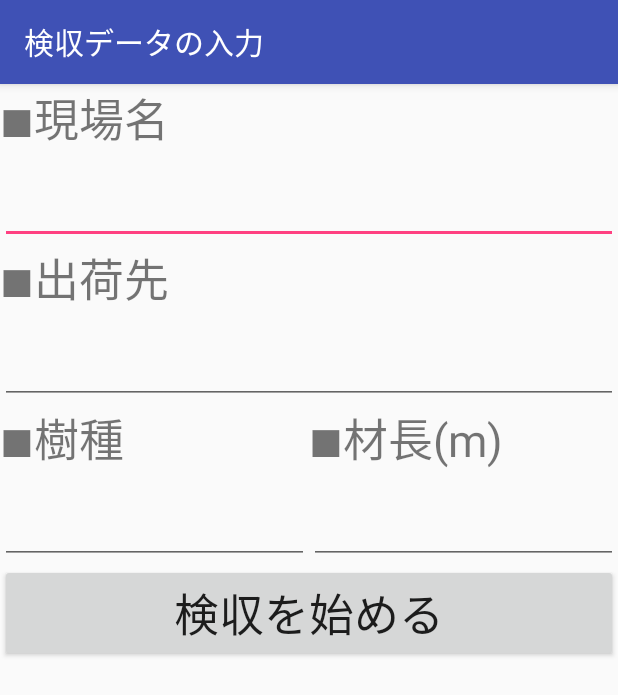
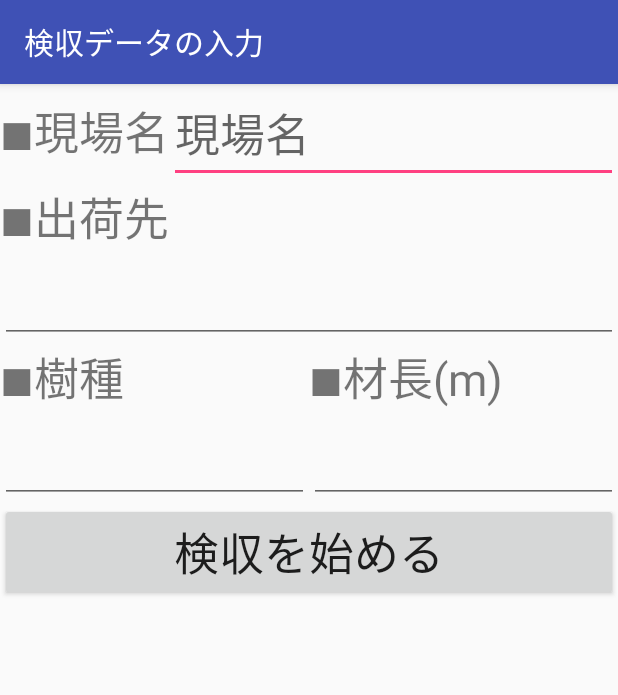
Before and after one commit to makotoya/LogChecker, an Android app: the screen it shows after launch (InputDataActivity), on a phone screen of 412 x 824 dp. Shown: the top 695 px of the screen. Run offline under Robolectric (Android 15) with nearby library versions, the phone set to English and light mode, and no system bars; libraries missing offline, so code that uses them is left out: io.realm; 1 statement that could not run was skipped.

Commit message:
データ入力画面を変更

```diff
--- a/app/src/main/res/layout/content_input_data.xml
+++ b/app/src/main/res/layout/content_input_data.xml
@@ -16,20 +16,21 @@
         <LinearLayout
             android:layout_width="match_parent"
             android:layout_height="wrap_content"
-            android:orientation="vertical">
+            android:orientation="horizontal">
 
             <TextView
                 android:id="@+id/textView4"
-                android:layout_width="match_parent"
+                android:layout_width="wrap_content"
                 android:layout_height="wrap_content"
                 android:text="■現場名"
                 android:textSize="30sp" />
 
             <EditText
                 android:id="@+id/editSetField"
-                android:layout_width="match_parent"
+                android:layout_width="wrap_content"
                 android:layout_height="wrap_content"
                 android:ems="10"
+                android:hint="現場名"
                 android:inputType="text"
                 android:textSize="30sp" />
 
```
